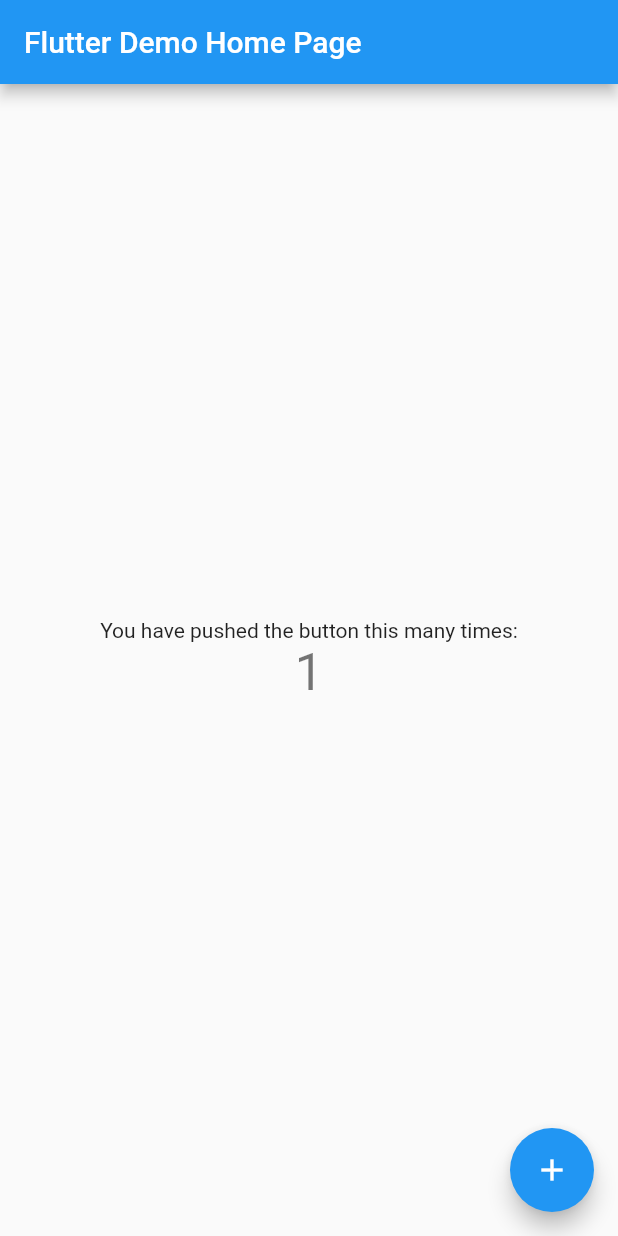
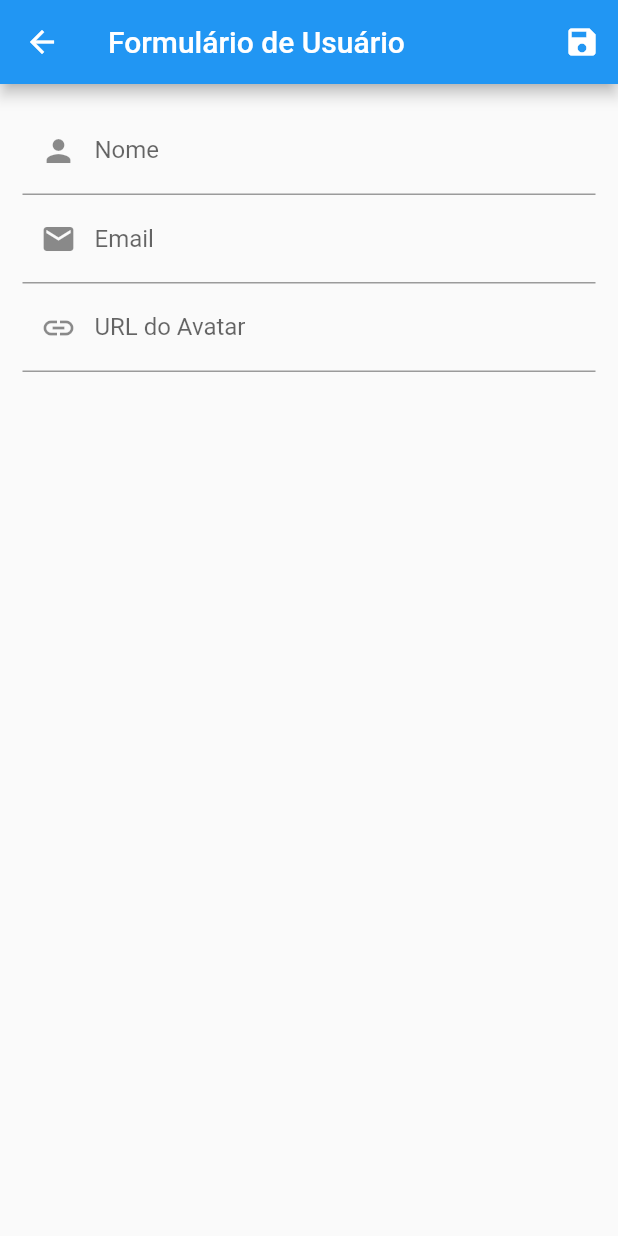
Before and after one commit to DrFaelSan/crud, a Flutter app: the screen it shows after launch, after a tap on the "add" icon, on a phone screen of 412 x 824 dp. Run offline on Flutter 3.47's test engine with Material 2 defaults, Android fonts, the phone set to English and light mode, and no system bars; network calls fail.

Commit message:
rotas/ formulário/ métodos concluidos ... 70%

```diff
--- /dev/null
+++ b/lib/components/user_tile.dart
@@ -0,0 +1,46 @@
+import 'package:crud/models/user.dart';
+import 'package:crud/routes/app_routes.dart';
+import 'package:flutter/material.dart';
+
+class UserTile extends StatelessWidget{
+  //propriedade
+  final User user;
+
+  //Construtor do meu Widget userTile.
+  const UserTile(this.user);
+
+
+  @override
+    Widget build(BuildContext context)
+    {
+      //verifico se meu usuário tem url para o avatar dele senão exibo um icone de pessoa no lugar.
+      final avatar = user.avatarUrl == null || user.avatarUrl.isEmpty
+        ? CircleAvatar(child: Icon(Icons.person))
+        : CircleAvatar(backgroundImage: NetworkImage(user.avatarUrl));
+
+
+      return ListTile(
+        leading: avatar,
+        title: Text(user.nome),
+        subtitle: Text(user.email),
+        trailing: Container(
+          width: 100,
+           child: Row(children: <Widget>[
+            IconButton(
+              icon: Icon(Icons.edit),
+              color: Colors.purple,
+              onPressed: () {
+                 Navigator.of(context).pushNamed(
+                  AppRoutes.USER_FORM,
+                  arguments: user,
+                );
+              },),
+            IconButton(
+              icon: Icon(Icons.delete),
+              color: Colors.red,
+              onPressed: () {},)
+          ],),
+        )
+      );
+    }
+}
--- /dev/null
+++ b/lib/data/mocks_users.dart
@@ -0,0 +1,10 @@
+import 'package:crud/models/user.dart';
+
+// Dados mockados para consumo no app ..
+const MOCKS_USERS = {
+  '1': const User(id:'1',nome: 'Rafael', email: 'rafael.vieira@mock.com',avatarUrl: 'https://avatars.githubusercontent.com/u/41167472?v=4'),
+  '2': const User(id:'2',nome: 'Kauane', email: 'kauane.vieira@mock.com', avatarUrl: 'https://cdn.pixabay.com/photo/2014/03/24/17/19/teacher-295387_960_720.png'),
+  '3': const User(id:'3',nome: 'Daniel', email: 'daniel.vieira@mock.com',avatarUrl: 'https://cdn.pixabay.com/photo/2015/03/04/22/35/head-659651_960_720.png'),
+  '4': const User(id:'4',nome: 'Felipe', email: 'felipe.vieira@mock.com',avatarUrl: 'https://cdn.pixabay.com/photo/2015/03/04/22/35/head-659651_960_720.png'),
+  '5': const User(id:'5',nome: 'Suzana', email: 'suzana.vieira@mock.com', avatarUrl: 'https://cdn.pixabay.com/photo/2014/03/24/17/19/teacher-295387_960_720.png'),
+};
--- a/lib/main.dart
+++ b/lib/main.dart
@@ -1,4 +1,9 @@
+import 'package:crud/provider/users.dart';
+import 'package:crud/routes/app_routes.dart';
+import 'package:crud/views/user_form.dart';
+import 'package:crud/views/user_list.dart';
 import 'package:flutter/material.dart';
+import 'package:provider/provider.dart';
 
 void main() => runApp(MyApp());
 
@@ -6,106 +11,24 @@ class MyApp extends StatelessWidget {
   // This widget is the root of your application.
   @override
   Widget build(BuildContext context) {
-    return MaterialApp(
-      title: 'Flutter Demo',
-      theme: ThemeData(
-        // This is the theme of your application.
-        //
-        // Try running your application with "flutter run". You'll see the
-        // application has a blue toolbar. Then, without quitting the app, try
-        // changing the primarySwatch below to Colors.green and then invoke
-        // "hot reload" (press "r" in the console where you ran "flutter run",
-        // or simply save your changes to "hot reload" in a Flutter IDE).
-        // Notice that the counter didn't reset back to zero; the application
-        // is not restarted.
-        primarySwatch: Colors.blue,
-      ),
-      home: MyHomePage(title: 'Flutter Demo Home Page'),
+    return MultiProvider(
+      providers: [
+        ChangeNotifierProvider (
+        create: (context) => Users(),
+        )
+      ] ,
+      child: MaterialApp(
+          debugShowCheckedModeBanner: false, //Remove o banner de Debug do canto superior direito.
+          title: 'Inicio',
+          theme: ThemeData(
+            primarySwatch: Colors.blue,
+          ),
+          // home: UserList(), //Quando não trabalhamos com rotas devemos colocar essa propriedade do MaterialApp
+          routes: {
+            AppRoutes.HOME: (_) => UserList(), // Como a rota da home é o / então posso só inserir nessa linha que o flutter indentifica que essa é minha home.
+            AppRoutes.USER_FORM: (_) => UserForm(),
+          },
+        ),
     );
   }
 }
-
-class MyHomePage extends StatefulWidget {
-  MyHomePage({Key key, this.title}) : super(key: key);
-
-  // This widget is the home page of your application. It is stateful, meaning
-  // that it has a State object (defined below) that contains fields that affect
-  // how it looks.
-
-  // This class is the configuration for the state. It holds the values (in this
-  // case the title) provided by the parent (in this case the App widget) and
-  // used by the build method of the State. Fields in a Widget subclass are
-  // always marked "final".
-
-  final String title;
-
-  @override
-  _MyHomePageState createState() => _MyHomePageState();
-}
-
-class _MyHomePageState extends State<MyHomePage> {
-  int _counter = 0;
-
-  void _incrementCounter() {
-    setState(() {
-      // This call to setState tells the Flutter framework that something has
-      // changed in this State, which causes it to rerun the build method below
-      // so that the display can reflect the updated values. If we changed
-      // _counter without calling setState(), then the build method would not be
-      // called again, and so nothing would appear to happen.
-      _counter++;
-    });
-  }
-
-  @override
-  Widget build(BuildContext context) {
-    // This method is rerun every time setState is called, for instance as done
-    // by the _incrementCounter method above.
-    //
-    // The Flutter framework has been optimized to make rerunning build methods
-    // fast, so that you can just rebuild anything that needs updating rather
-    // than having to individually change instances of widgets.
-    return Scaffold(
-      appBar: AppBar(
-        // Here we take the value from the MyHomePage object that was created by
-        // the App.build method, and use it to set our appbar title.
-        title: Text(widget.title),
-      ),
-      body: Center(
-        // Center is a layout widget. It takes a single child and positions it
-        // in the middle of the parent.
-        child: Column(
-          // Column is also a layout widget. It takes a list of children and
-          // arranges them vertically. By default, it sizes itself to fit its
-          // children horizontally, and tries to be as tall as its parent.
-          //
-          // Invoke "debug painting" (press "p" in the console, choose the
-          // "Toggle Debug Paint" action from the Flutter Inspector in Android
-          // Studio, or the "Toggle Debug Paint" command in Visual Studio Code)
-          // to see the wireframe for each widget.
-          //
-          // Column has various properties to control how it sizes itself and
-          // how it positions its children. Here we use mainAxisAlignment to
-          // center the children vertically; the main axis here is the vertical
-          // axis because Columns are vertical (the cross axis would be
-          // horizontal).
-          mainAxisAlignment: MainAxisAlignment.center,
-          children: <Widget>[
-            Text(
-              'You have pushed the button this many times:',
-            ),
-            Text(
-              '$_counter',
-              style: Theme.of(context).textTheme.display1,
-            ),
-          ],
-        ),
-      ),
-      floatingActionButton: FloatingActionButton(
-        onPressed: _incrementCounter,
-        tooltip: 'Increment',
-        child: Icon(Icons.add),
-      ), // This trailing comma makes auto-formatting nicer for build methods.
-    );
-  }
-}
--- /dev/null
+++ b/lib/models/user.dart
@@ -0,0 +1,19 @@
+import 'package:flutter/material.dart';
+
+class User {
+
+  // Propriedades
+  final String id;
+  final String nome;
+  final String email;
+  final String avatarUrl;
+
+// Consutrutor
+  const User({
+    this.id,
+    @required this.nome,
+    @required this.email,
+    this.avatarUrl
+  });
+
+}
--- /dev/null
+++ b/lib/provider/users.dart
@@ -0,0 +1,65 @@
+import 'dart:math';
+
+import 'package:crud/data/mocks_users.dart';
+import 'package:crud/models/user.dart';
+import 'package:flutter/cupertino.dart';
+
+class  Users with ChangeNotifier {
+  final Map<String, User> _items = {...MOCKS_USERS};
+
+  List<User> get all {
+    return [..._items.values];
+  }
+
+  int get count {
+    return _items.length;
+  }
+
+  User byIndex(int i) {
+    return _items.values.elementAt(i);
+  }
+
+  void put (User user)
+  {
+    if(user == null)
+    {
+      return;
+    }
+
+    if(user.id != null
+        && user.id.trim().isNotEmpty
+        && _items.containsKey(user.id))
+    {
+      //alterar
+      _items.update(user.id, (_) => User(
+          id:  user.id,
+          nome: user.nome,
+          email: user.email,
+          avatarUrl: user.avatarUrl,
+        ),
+      );
+    }
+    else{
+      //adicionar
+      final id = Random().nextDouble().toString();
+      _items.putIfAbsent('1000', () => User(
+        id: id,
+        nome: user.nome,
+        email: user.email,
+        avatarUrl: user.avatarUrl,
+      ));
+    }
+
+     notifyListeners();
+
+  }
+
+  void remove(User user)
+  {
+    if(user != null && user.id != null) {
+      _items.remove(user.id);
+      notifyListeners();
+    }
+  }
+
+}
--- /dev/null
+++ b/lib/routes/app_routes.dart
@@ -0,0 +1,4 @@
+class AppRoutes {
+  static const HOME = '/';
+  static const USER_FORM = '/user-form';
+}
--- /dev/null
+++ b/lib/validations/user_validator.dart
@@ -0,0 +1,22 @@
+import 'package:flutter/rendering.dart';
+
+class UserValidator{
+
+  //Inserindo validação de teste somente para abstração !! Não consta no curso.
+  String  validarNome(String _nome)
+  {
+      if(_nome == null && _nome.trim().isEmpty)
+      {
+        return 'Insira um nome por gentileza';
+      }
+
+      if(_nome.trim().length < 3)
+      {
+        return 'Não existe nome com apenas 2 caracteres. mínimo 3 letras';
+      }
+
+      return null;
+  }
+
+
+}
--- /dev/null
+++ b/lib/views/user_form.dart
@@ -0,0 +1,84 @@
+import 'package:crud/models/user.dart';
+import 'package:crud/provider/users.dart';
+import 'package:crud/validations/user_validator.dart';
+import 'package:flutter/material.dart';
+import 'package:provider/provider.dart';
+
+class UserForm extends StatelessWidget {
+
+  final _form = GlobalKey<FormState>();
+  final Map<String, String> _formData = {};
+
+  @override
+  Widget build(BuildContext context) {
+    return Scaffold(
+      appBar: AppBar(
+        title: Text('Formulário de Usuário'),
+        actions: <Widget>[
+          IconButton(
+            icon: Icon(Icons.save),
+             onPressed: () {
+
+                final isValid = _form.currentState.validate();
+
+                if(isValid)
+                {
+                  _form.currentState.save();
+
+                  Provider.of<Users>(context, listen: false).put(
+                    User(
+                      nome: _formData['nome'],
+                      email: _formData['email'],
+                      avatarUrl: _formData['avatarUrl']
+                    )
+                  );
+
+                  Navigator.of(context).pop();
+
+                 SnackBar(content: Text('Salvando Usuário'));
+                }
+                else
+                {
+                  SnackBar(content: Text('Usuário Inválido, não salvo.'));
+                }
+
+             })
+        ],
+      ),
+      body: Padding(
+        padding: EdgeInsets.all(15),
+        child: Form(
+          key: _form,
+          child: Column(
+            children: <Widget>[
+              TextFormField(
+                decoration: InputDecoration(
+                  prefixIcon: Icon(Icons.person),
+                  labelText: 'Nome'
+                ),
+                validator: (value) {
+                    return UserValidator().validarNome(value.trim());
+                },
+                onSaved: (value) => _formData['nome'] = value ,
+              ),
+              TextFormField(
+                decoration: InputDecoration(
+                   prefixIcon: Icon(Icons.email),
+                  labelText: 'Email'
+                ),
+                onSaved: (value) => _formData['email'] = value ,
+              ),
+              TextFormField(
+                decoration: InputDecoration(
+                   prefixIcon: Icon(Icons.link),
+                  labelText: 'URL do Avatar'
+                ),
+                onSaved: (value) => _formData['avatarUrl'] = value ,
+              ),
+            ],
+          ),
+        ),
+      ),
+    );
+  }
+}
--- /dev/null
+++ b/lib/views/user_list.dart
@@ -0,0 +1,36 @@
+import 'package:crud/components/user_tile.dart';
+import 'package:crud/data/mocks_users.dart';
+import 'package:crud/models/user.dart';
+import 'package:crud/provider/users.dart';
+import 'package:crud/routes/app_routes.dart';
+import 'package:flutter/material.dart';
+import 'package:provider/provider.dart';
+
+class UserList extends StatelessWidget {
+  @override
+    Widget build(BuildContext context)
+    {
+      final Users users = Provider.of(context, listen: true);
+
+      return Scaffold(
+        appBar: AppBar(
+          title: Text('Usuários') ,
+          actions: <Widget>[
+            IconButton(
+              icon: Icon(Icons.add),
+              onPressed: () {
+                //pushNamed eu adiciono a tela da minha rota para minha pilha de telas assim consigo retornar para tela anterior..
+                Navigator.of(context).pushNamed(
+                  AppRoutes.USER_FORM
+                );
+              },
+              )
+          ],
+        ),
+        body: ListView.builder(
+            itemCount: users.count,
+            itemBuilder: (context, indice) => UserTile(users.byIndex(indice)),
+        ),
+      );
+    }
+}
--- a/pubspec.yaml
+++ b/pubspec.yaml
@@ -19,6 +19,7 @@ environment:
 dependencies:
   flutter:
     sdk: flutter
+  provider:
 
   # The following adds the Cupertino Icons font to your application.
   # Use with the CupertinoIcons class for iOS style icons.
```
Also changed, not shown: pubspec.lock.
